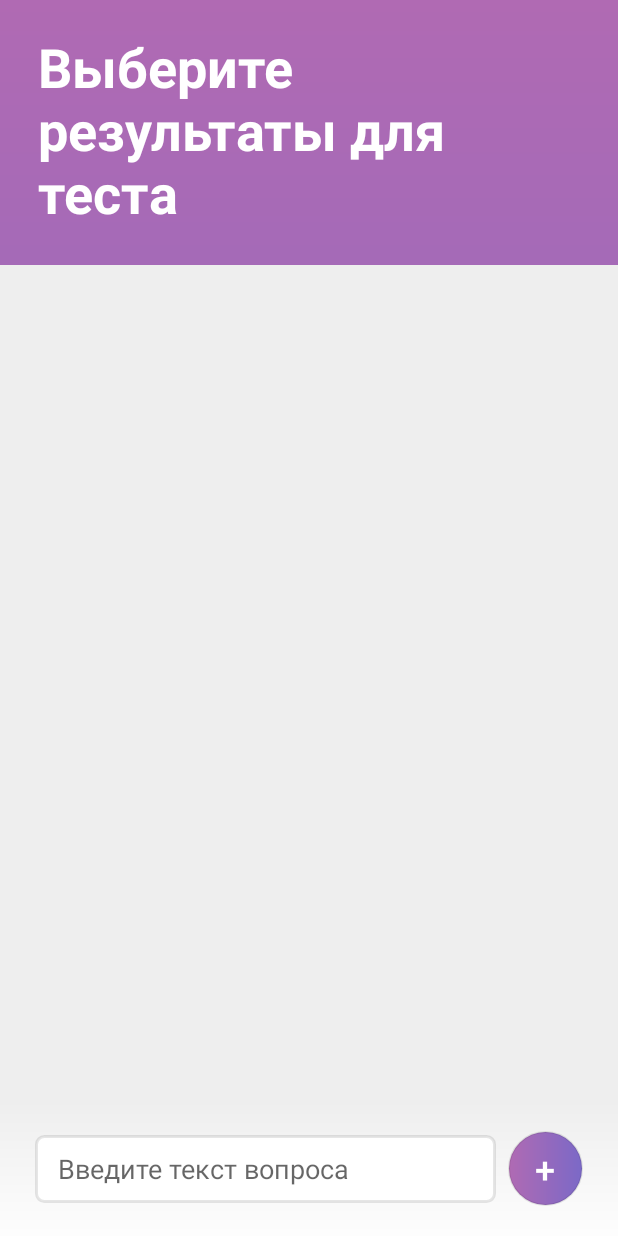
After one commit to m0ksem/Tests, an Android app: the layout activity_set_results.xml on its own in the app's theme, with its tools: preview values and no code run, on a phone screen of 412 x 824 dp. The commit adds this screen. Run offline under Robolectric (Android 15) with nearby library versions, the phone set to English and light mode, and no system bars.

Commit message:
Created activity addResult

```diff
--- a/app/src/main/AndroidManifest.xml
+++ b/app/src/main/AndroidManifest.xml
@@ -28,7 +28,7 @@
         <activity android:name=".TestCreate.ChooseType.ChooseType" />
         <activity android:name=".TestCreate.ChooseTags.ChooseTags"
             android:windowSoftInputMode="adjustResize"></activity>
-        <activity android:name=".TestCreate.SetQuestions.SetQuestions" />
+        <activity android:name=".TestCreate.SetResults.SetResults" />
     </application>
 
 </manifest>
--- a/app/src/main/java/com/example/m0ksem/imprtest/Test.kt
+++ b/app/src/main/java/com/example/m0ksem/imprtest/Test.kt
@@ -41,7 +41,7 @@ open class Test(val name: String = "Псих тест", val author: String = "m0
     }
 
 
-    abstract class Result(var text: String) : Serializable
+    open class Result(var text: String) : Serializable
 }
 
 class ScoreTest(name: String, author: String) : Test(name, author) {
--- /dev/null
+++ b/app/src/main/res/layout/activity_set_results.xml
@@ -0,0 +1,101 @@
+<?xml version="1.0" encoding="utf-8"?>
+<android.support.constraint.ConstraintLayout xmlns:android="http://schemas.android.com/apk/res/android"
+    xmlns:app="http://schemas.android.com/apk/res-auto"
+    xmlns:tools="http://schemas.android.com/tools"
+    android:layout_width="match_parent"
+    android:layout_height="match_parent"
+    android:background="@drawable/gradient"
+    tools:context=".TestCreate.ChooseTags.ChooseTags">
+
+    <LinearLayout
+        android:id="@+id/linearLayout7"
+        android:layout_width="match_parent"
+        android:layout_height="wrap_content"
+        android:layout_marginLeft="25dp"
+        android:layout_marginRight="25dp"
+        android:layout_marginTop="20dp"
+        android:orientation="vertical"
+        app:layout_constraintEnd_toEndOf="parent"
+        app:layout_constraintStart_toStartOf="parent"
+        app:layout_constraintTop_toTopOf="parent">
+
+        <TextView
+            android:layout_width="match_parent"
+            android:layout_height="wrap_content"
+            android:layout_marginBottom="24dp"
+            android:layout_marginTop="0dp"
+            android:text="@string/create_test_test_results_for_questions"
+            android:textColor="@color/colorTextOnButtons"
+            android:textSize="36sp"
+            android:textStyle="bold" />
+
+    </LinearLayout>
+
+    <LinearLayout
+        android:layout_width="match_parent"
+        android:layout_height="0dp"
+        android:background="@color/colorBackgroundDarken"
+        android:orientation="vertical"
+        app:layout_constraintBottom_toBottomOf="parent"
+        app:layout_constraintEnd_toEndOf="parent"
+        app:layout_constraintStart_toStartOf="parent"
+        app:layout_constraintTop_toBottomOf="@+id/linearLayout7"
+        app:layout_constraintVertical_bias="0.6">
+
+        <android.support.v7.widget.RecyclerView
+            android:id="@+id/create_test_results_list"
+            android:layout_width="match_parent"
+            android:layout_height="match_parent"
+            android:animateLayoutChanges="false"
+            android:clipToPadding="false"
+            android:paddingBottom="90dp"
+            android:paddingLeft="25dp"
+            android:paddingRight="25dp"
+            android:paddingTop="25dp" />
+    </LinearLayout>
+
+    <android.support.constraint.ConstraintLayout
+        android:layout_width="match_parent"
+        android:layout_height="90dp"
+        android:background="@drawable/nav_bar_bg"
+        android:padding="15dp"
+        app:layout_constraintBottom_toBottomOf="parent">
+
+        <EditText
+            android:id="@+id/new_tag_input"
+            android:layout_width="0dp"
+            android:layout_height="45dp"
+            android:layout_marginEnd="8dp"
+            android:layout_marginStart="8dp"
+            android:background="@drawable/button_bg_stroke"
+            android:ems="10"
+            android:hint="@string/create_test_enter_question_text"
+            android:inputType="text"
+            android:paddingBottom="10dp"
+            android:paddingLeft="15dp"
+            android:paddingRight="15dp"
+            android:paddingTop="10dp"
+            app:layout_constraintBottom_toBottomOf="parent"
+            app:layout_constraintEnd_toStartOf="@+id/add_button"
+            app:layout_constraintStart_toStartOf="parent"
+            app:layout_constraintTop_toTopOf="parent" />
+
+        <Button
+            android:id="@+id/add_button"
+            android:layout_width="50dp"
+            android:layout_height="50dp"
+            android:layout_marginEnd="8dp"
+            android:background="@drawable/button_bg_gradient"
+            android:gravity="center_vertical|center"
+            android:onClick="addQuestion"
+            android:text="@string/add_button"
+            android:textAlignment="center"
+            android:textColor="@color/colorTextOnButtons"
+            android:textIsSelectable="false"
+            android:textSize="24sp"
+            app:layout_constraintBottom_toBottomOf="parent"
+            app:layout_constraintEnd_toEndOf="parent"
+            app:layout_constraintTop_toTopOf="parent" />
+    </android.support.constraint.ConstraintLayout>
+
+</android.support.constraint.ConstraintLayout>
--- a/app/src/main/res/layout/activity_test_create.xml
+++ b/app/src/main/res/layout/activity_test_create.xml
@@ -155,6 +155,7 @@
             android:layout_height="wrap_content"
             android:layout_marginBottom="10dp"
             android:background="@drawable/button_bg_stroke"
+            android:onClick="setResults"
             android:paddingBottom="15dp"
             android:paddingEnd="25dp"
             android:paddingStart="15dp"
@@ -163,7 +164,7 @@
             <TextView
                 android:layout_width="wrap_content"
                 android:layout_height="wrap_content"
-                android:text="create_test_test_results_for_questions"
+                android:text="@string/create_test_test_results_for_questions"
                 app:layout_constraintBottom_toBottomOf="parent"
                 app:layout_constraintStart_toStartOf="parent"
                 app:layout_constraintTop_toTopOf="parent" />
--- a/app/src/main/res/layout/create_test_answer.xml
+++ b/app/src/main/res/layout/create_test_answer.xml
@@ -19,12 +19,12 @@
         android:paddingRight="15dp"
         android:paddingTop="5dp"
         app:layout_constraintBottom_toBottomOf="parent"
-        app:layout_constraintEnd_toStartOf="@+id/delete_answer"
+        app:layout_constraintEnd_toStartOf="@+id/delete_result"
         app:layout_constraintStart_toStartOf="parent"
         app:layout_constraintTop_toTopOf="parent" />
 
     <Button
-        android:id="@+id/delete_answer"
+        android:id="@+id/delete_result"
         android:layout_width="31dp"
         android:layout_height="31dp"
         android:layout_marginTop="2dp"
--- a/app/src/main/res/layout/create_test_answer_with_value.xml
+++ b/app/src/main/res/layout/create_test_answer_with_value.xml
@@ -22,7 +22,7 @@
         android:paddingRight="15dp"
         android:paddingBottom="5dp"
         app:layout_constraintBottom_toBottomOf="parent"
-        app:layout_constraintEnd_toStartOf="@+id/delete_answer"
+        app:layout_constraintEnd_toStartOf="@+id/delete_result"
         app:layout_constraintTop_toTopOf="parent" />
 
     <EditText
@@ -45,7 +45,7 @@
         app:layout_constraintVertical_bias="0.0" />
 
     <Button
-        android:id="@+id/delete_answer"
+        android:id="@+id/delete_result"
         android:layout_width="31dp"
         android:layout_height="31dp"
         android:layout_marginTop="2dp"
--- a/app/src/main/res/layout/create_test_questions.xml
+++ b/app/src/main/res/layout/create_test_questions.xml
@@ -44,12 +44,12 @@
                 android:paddingRight="15dp"
                 android:paddingTop="5dp"
                 app:layout_constraintBottom_toBottomOf="parent"
-                app:layout_constraintEnd_toStartOf="@+id/delete_answer"
+                app:layout_constraintEnd_toStartOf="@+id/delete_result"
                 app:layout_constraintStart_toStartOf="parent"
                 app:layout_constraintTop_toTopOf="parent" />
 
             <Button
-                android:id="@+id/delete_answer"
+                android:id="@+id/delete_result"
                 android:layout_width="31dp"
                 android:layout_height="31dp"
                 android:layout_marginTop="2dp"
--- a/app/src/main/res/layout/create_test_tag.xml
+++ b/app/src/main/res/layout/create_test_tag.xml
@@ -16,12 +16,12 @@
         android:layout_height="wrap_content"
         android:text=""
         app:layout_constraintBottom_toBottomOf="parent"
-        app:layout_constraintEnd_toStartOf="@+id/delete_answer"
+        app:layout_constraintEnd_toStartOf="@+id/delete_result"
         app:layout_constraintStart_toStartOf="parent"
         app:layout_constraintTop_toTopOf="parent" />
 
     <Button
-        android:id="@+id/delete_answer"
+        android:id="@+id/delete_result"
         android:layout_width="30dp"
         android:layout_height="30dp"
         android:background="@android:color/transparent"
--- a/app/src/main/res/values/strings.xml
+++ b/app/src/main/res/values/strings.xml
@@ -68,4 +68,6 @@
     <string name="create_test_type_list_info">Вопросы расположены в виде списка \nОтвечать можно в не по порядку</string>
     <string name="create_test_type_sequential">Последовательный</string>
     <string name="create_test_type_sequential_info">Один вопрос на экране  Пока не будет ответа на текущий вопрос, следущий будет не доступен</string>
+
+
 </resources>
```
Also changed, not shown: app/src/main/java/com/example/m0ksem/imprtest/TestCreate/SetResults/SetResults.kt (added, +148 -0 lines), app/src/main/java/com/example/m0ksem/imprtest/TestCreate/TestCreate.kt (+16 -2 lines), app/src/main/res/layout/activity_set_questions.xml (+18 -18 lines), app/src/main/res/layout/create_test_score_result.xml (added, +95 -0 lines).
